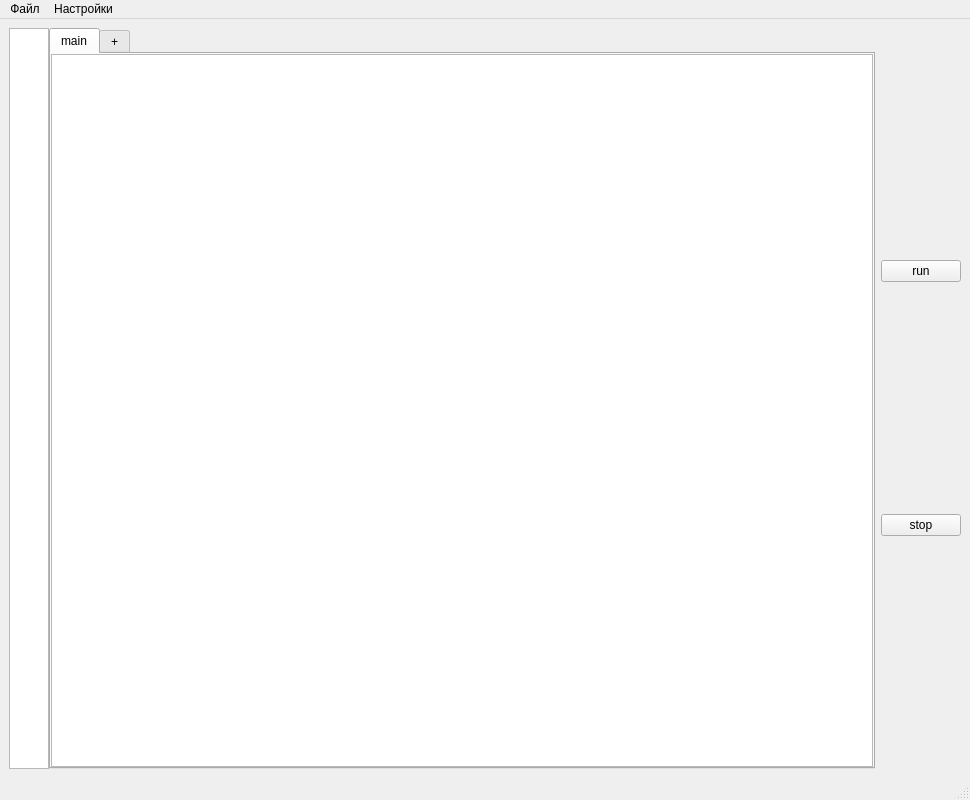
Old version of the form src/designs/maket_prototype.ui in the repository LooKing070/PredprofCase3.
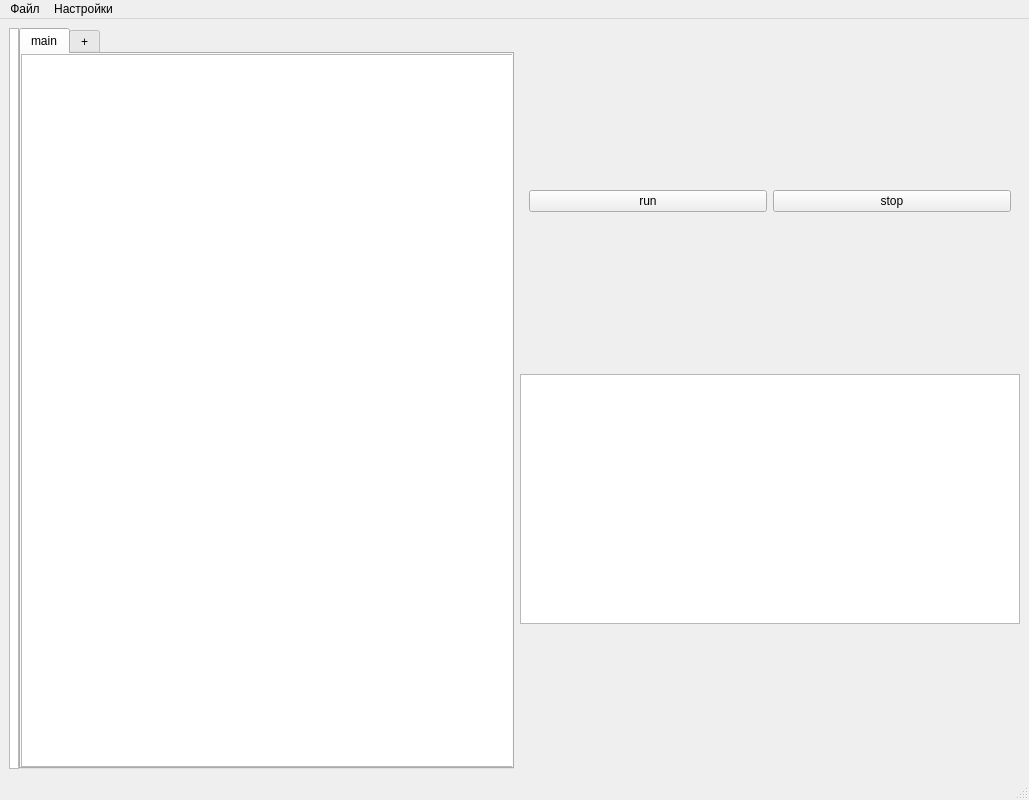
New version of the form.

Commit message: Первая нумерация строк

What changed in the file:
```diff
--- a/src/designs/maket_prototype.ui
+++ b/src/designs/maket_prototype.ui
@@ -6,7 +6,7 @@
    <rect>
     <x>0</x>
     <y>0</y>
-    <width>970</width>
+    <width>1029</width>
     <height>800</height>
    </rect>
   </property>
@@ -35,6 +35,12 @@
       <layout class="QHBoxLayout" name="horizontalLayout_2">
        <item>
         <widget class="QWidget" name="interpreterWidgets" native="true">
+         <property name="minimumSize">
+          <size>
+           <width>500</width>
+           <height>0</height>
+          </size>
+         </property>
          <layout class="QHBoxLayout" name="horizontalLayout_3">
           <property name="spacing">
            <number>0</number>
@@ -141,6 +147,12 @@
        </item>
        <item>
         <widget class="QWidget" name="boardWigets" native="true">
+         <property name="minimumSize">
+          <size>
+           <width>500</width>
+           <height>0</height>
+          </size>
+         </property>
          <layout class="QVBoxLayout" name="verticalLayout">
           <property name="spacing">
            <number>0</number>
@@ -158,6 +170,15 @@
            <number>0</number>
           </property>
           <item>
+           <widget class="QWidget" name="buttonsSorter" native="true">
+            <property name="maximumSize">
+             <size>
+              <width>16777215</width>
+              <height>60</height>
+             </size>
+            </property>
+            <layout class="QHBoxLayout" name="horizontalLayout_4">
+             <item>
            <widget class="QPushButton" name="runButton">
             <property name="text">
              <string>run</string>
@@ -171,6 +192,9 @@
             </property>
            </widget>
           </item>
+            </layout>
+           </widget>
+          </item>
           <item>
            <layout class="QGridLayout" name="gridLayout">
             <property name="spacing">
@@ -178,6 +202,16 @@
             </property>
            </layout>
           </item>
+          <item>
+           <widget class="QPlainTextEdit" name="plainTextEdit">
+            <property name="maximumSize">
+             <size>
+              <width>16777215</width>
+              <height>250</height>
+             </size>
+            </property>
+           </widget>
+          </item>
          </layout>
         </widget>
        </item>
@@ -192,7 +226,7 @@
     <rect>
      <x>0</x>
      <y>0</y>
-     <width>970</width>
+     <width>1029</width>
      <height>26</height>
     </rect>
    </property>
```
Lines whose indentation alone changed are shown as unchanged. The commit also changes 2 other files.
